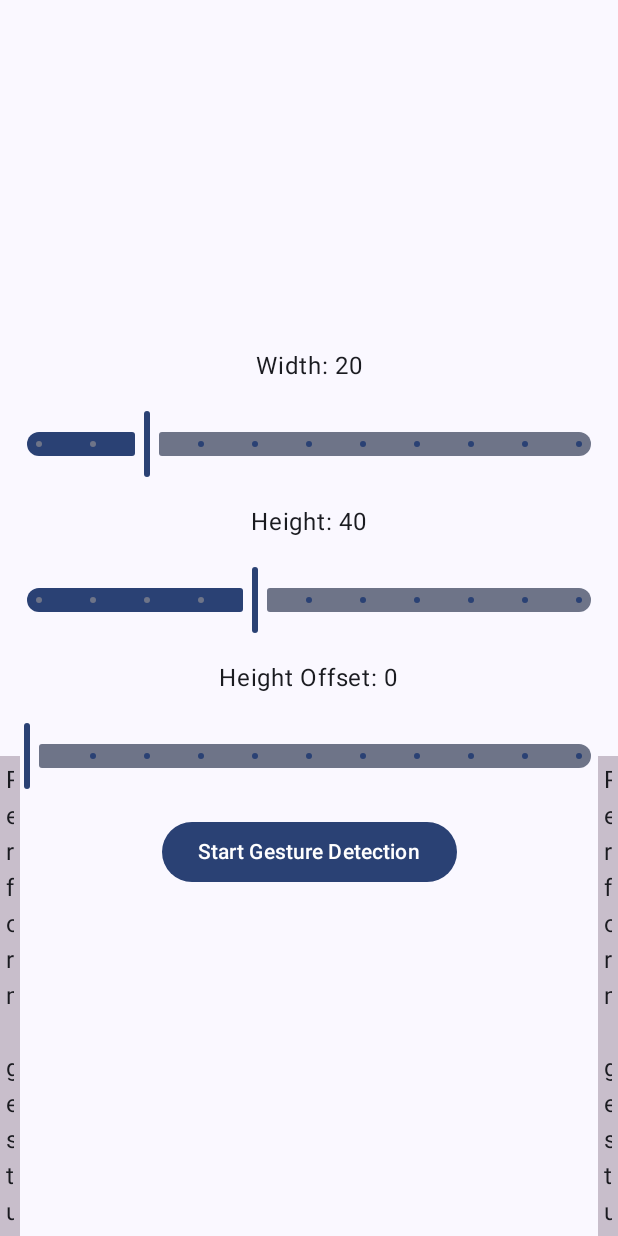
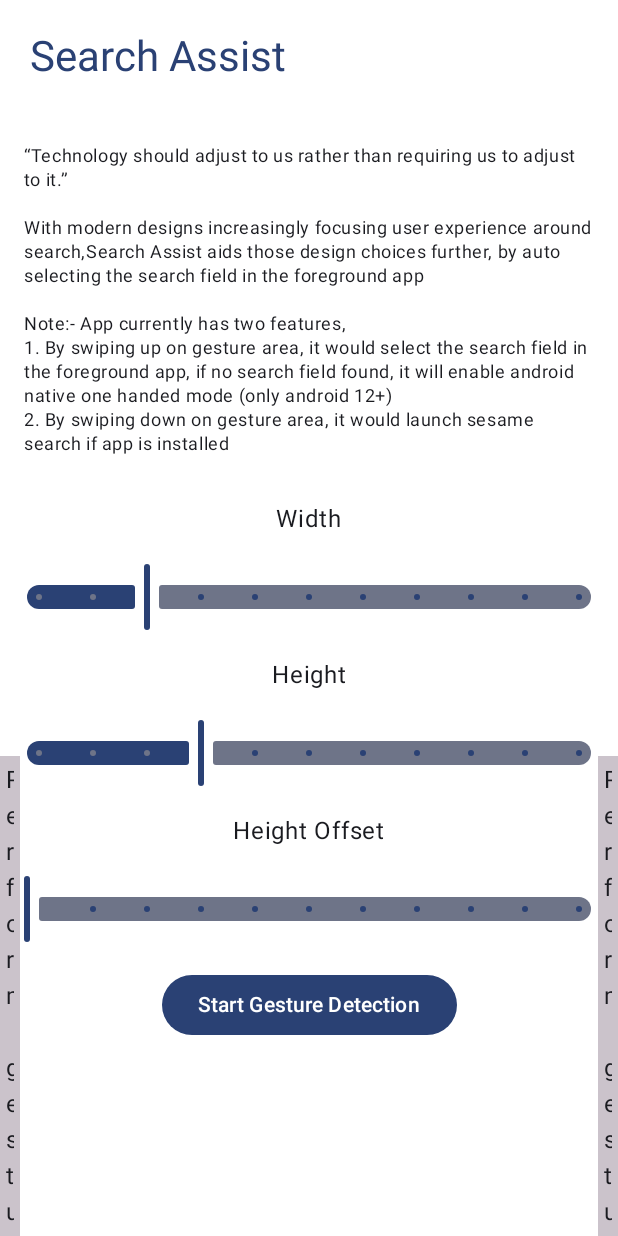
Before and after one commit to krish-199/SearchAssist, an Android app built with Jetpack Compose: the screen it shows after launch (MainActivity), after a tap on "Continue", on a phone screen of 412 x 824 dp. Run offline under Robolectric (Android 15) with nearby library versions, the phone set to English and light mode, and no system bars.

Commit message:
adding new view part and correcting ui

```diff
--- a/app/src/main/java/com/krishdev/searchassist/MainActivity.kt
+++ b/app/src/main/java/com/krishdev/searchassist/MainActivity.kt
@@ -1,7 +1,9 @@
 package com.krishdev.searchassist
 
+import android.annotation.SuppressLint
 import android.content.Context
 import android.content.Intent
+import android.content.pm.PackageManager
 import android.os.Bundle
 import android.provider.Settings
 import android.text.TextUtils
@@ -10,20 +12,26 @@
 import androidx.activity.compose.setContent
 import androidx.activity.result.ActivityResultLauncher
 import androidx.compose.foundation.background
+import androidx.compose.foundation.clickable
 import androidx.compose.foundation.layout.Arrangement
 import androidx.compose.foundation.layout.Box
 import androidx.compose.foundation.layout.Column
 import androidx.compose.foundation.layout.fillMaxSize
+import androidx.compose.foundation.layout.fillMaxWidth
 import androidx.compose.foundation.layout.height
 import androidx.compose.foundation.layout.padding
 import androidx.compose.foundation.layout.width
 import androidx.compose.foundation.layout.wrapContentHeight
 import androidx.compose.foundation.layout.wrapContentWidth
+import androidx.compose.foundation.lazy.LazyColumn
+import androidx.compose.foundation.lazy.items
+import androidx.compose.material3.AlertDialog
 import androidx.compose.material3.Button
 import androidx.compose.material3.ButtonDefaults
 import androidx.compose.material3.MaterialTheme
 import androidx.compose.material3.Slider
 import androidx.compose.material3.Text
+import androidx.compose.material3.TextButton
 import androidx.compose.runtime.Composable
 import androidx.compose.runtime.getValue
 import androidx.compose.runtime.mutableFloatStateOf
@@ -50,6 +58,7 @@
     private val WIDTH_KEY = "width"
     private val HEIGHT_KEY = "height"
     private val HEIGHT_OFFSET_KEY = "heightOffset"
+    private val BLACKLIST_KEY = "blacklist"
 
 
     private fun promptEnableAccessibilityService() {
@@ -77,6 +86,9 @@
                 GestureLoggerApp()
             }
         }
+
+        // Remove the call to selectAppsForBlacklist()
+        // selectAppsForBlacklist()
     }
 
 
@@ -90,7 +102,11 @@
 
         while (colonSplitter.hasNext()) {
             val componentName = colonSplitter.next()
-            if (componentName.equals("$packageName/${SimpleAccessibilityService::class.java.name}", ignoreCase = true)) {
+            if (componentName.equals(
+                    "$packageName/${SimpleAccessibilityService::class.java.name}",
+                    ignoreCase = true
+                )
+            ) {
                 return true
             }
         }
@@ -98,7 +114,7 @@
     }
 
     // Function to start the Accessibility Service
-    fun startAccessibilityService(width: Int, height: Int, heightOffset: Int = 0) {
+    fun startAccessibilityService() {
 //        val intent = Intent(this, GestureDetectionService::class.java).apply {
 //            putExtra("width", width)
 //            putExtra("height", height)
@@ -132,8 +148,10 @@
         var width by remember { mutableFloatStateOf(savedWidth) }
         var height by remember { mutableFloatStateOf(savedHeight) }
         var heightOffset by remember { mutableFloatStateOf(savedHeightOffset) }
+        var showAppSelector by remember { mutableStateOf(false) }
 
-        val heightPixelMultiplier = 0.01f * LocalContext.current.resources.displayMetrics.heightPixels
+        val heightPixelMultiplier =
+            0.01f * LocalContext.current.resources.displayMetrics.heightPixels
 
         fun updatePrefs() {
             editor.putFloat(WIDTH_KEY, width)
@@ -148,19 +166,50 @@
 //        editor.putFloat(HEIGHT_OFFSET_KEY, heightOffset)
 //        editor.apply()
 //    }
+        Column(
+            modifier = Modifier.fillMaxSize(),
+//            verticalArrangement = Arrangement.SpaceAround
+        ) {
+            // Header
+            Text(
+                text = "Search Assist",
+                style = MaterialTheme.typography.headlineMedium,
+                color = MaterialTheme.colorScheme.primary,
+                modifier = Modifier
+//                    .fillMaxWidth()
+                    .padding(20.dp)
+            )
 
-        Box(
-            modifier = Modifier.fillMaxSize().background(MaterialTheme.colorScheme.background),
-            contentAlignment = Alignment.Center,
+            // Description
+            Text(
+                text = "“Technology should adjust to us rather than requiring us to adjust to it.”" +
+                        "\n\nWith modern designs increasingly focusing user experience around search," +
+                        "Search Assist aids those design choices further, by auto selecting the search field in the foreground app" +
+                        "\n\nNote:- App currently has two features, \n1. By swiping up on gesture area, it would select the search field in the foreground app," +
+                        " if no search field found, it will enable android native one handed mode (only android 12+)" +
+                        "\n2. By swiping down on gesture area, it would launch sesame search if app is installed",
+                style = MaterialTheme.typography.bodySmall,
+                color = MaterialTheme.colorScheme.onBackground,
+                modifier = Modifier
+                    .padding(top = 20.dp, bottom = 30.dp, start = 16.dp, end = 16.dp)
+            )
+            Column(
+                horizontalAlignment = Alignment.CenterHorizontally,
+                verticalArrangement = Arrangement.Bottom,
             ) {
+                // App name header
+//                Text("SearchAssist", style = MaterialTheme.typography.headlineMedium, color = MaterialTheme.colorScheme.primary)
+
                 if (isGestureDetectionActive) {
                     Column(
                         horizontalAlignment = Alignment.CenterHorizontally,
-                    verticalArrangement = Arrangement.Center
+                        verticalArrangement = Arrangement.Center,
+                        modifier = Modifier.fillMaxSize()
                     ) {
 
                         // Stop gesture detection button
-                    Button(onClick = {
+                        Button(
+                            onClick = {
                                 stopAccessibilityService()
                                 isGestureDetectionActive = false
                             },
@@ -178,7 +227,7 @@
                         horizontalAlignment = Alignment.CenterHorizontally,
                         verticalArrangement = Arrangement.Center,
                     ) {
-                    Text("Width: ${width.toInt()}", color = MaterialTheme.colorScheme.onBackground)
+                        Text("Width", color = MaterialTheme.colorScheme.onBackground)
                         Slider(
                             value = width,
                             onValueChange = { width = it },
@@ -188,17 +237,17 @@
                             onValueChangeFinished = { updatePrefs() }
                         )
 
-                    Text("Height: ${height.toInt()}", color = MaterialTheme.colorScheme.onBackground)
+                        Text("Height", color = MaterialTheme.colorScheme.onBackground)
                         Slider(
                             value = height,
                             onValueChange = { height = it },
-                        valueRange = 0f..100f,
+                            valueRange = 10f..100f,
                             steps = 9,
                             modifier = Modifier.padding(16.dp),
                             onValueChangeFinished = { updatePrefs() },
                         )
 
-                    Text("Height Offset: ${heightOffset.toInt()}", color = MaterialTheme.colorScheme.onBackground)
+                        Text("Height Offset", color = MaterialTheme.colorScheme.onBackground)
                         Slider(
                             value = heightOffset,
                             onValueChange = { heightOffset = it },
@@ -212,16 +261,29 @@
                             if (!isAccessibilityServiceEnabled()) {
                                 promptEnableAccessibilityService()
                             } else {
-                            startAccessibilityService(width.toInt(), height.toInt() * heightPixelMultiplier.toInt(), heightOffset.toInt() * heightPixelMultiplier.toInt())
+                                startAccessibilityService()
                                 isGestureDetectionActive = true
                             }
                         }) {
                             Text("Start Gesture Detection")
                         }
+
+                        // OutlinedButton(onClick = { showAppSelector = true }) {
+                        //     Text("Select Apps to Blacklist")
+                        // }
+
+                        // if (showAppSelector) {
+                        //     SelectAppsForBlacklistDialog(onDismiss = { showAppSelector = false })
+                        // }
                     }
                 }
             }
-        EdgeGestureDetector(width.toInt(), height.toInt() * heightPixelMultiplier.toInt(), heightOffset.toInt() * heightPixelMultiplier.toInt())
+        }
+        EdgeGestureDetector(
+            width.toInt(),
+            height.toInt() * heightPixelMultiplier.toInt(),
+            heightOffset.toInt() * heightPixelMultiplier.toInt()
+        )
 
     }
 
@@ -246,7 +308,11 @@
                 .background(MaterialTheme.colorScheme.tertiary.copy(alpha = 0.3f)),
             contentAlignment = Alignment.Center
         ) {
-            Text(text = "Perform gesture from the edge", modifier = Modifier.padding(4.dp), color = MaterialTheme.colorScheme.onSurface)
+            Text(
+                text = "Perform gesture from the edge",
+                modifier = Modifier.padding(4.dp),
+                color = MaterialTheme.colorScheme.onSurface
+            )
         }
         Box(
             modifier = Modifier
@@ -259,17 +325,85 @@
                 .background(MaterialTheme.colorScheme.tertiary.copy(alpha = 0.3f)),
             contentAlignment = Alignment.Center
         ) {
-            Text(text = "Perform gesture from the edge", modifier = Modifier.padding(4.dp), color = MaterialTheme.colorScheme.onSurface)
+            Text(
+                text = "Perform gesture from the edge",
+                modifier = Modifier.padding(4.dp),
+                color = MaterialTheme.colorScheme.onSurface
+            )
         }
     }
-//    @Composable
-//    fun Main() {
-//
-//    }
+
+    @SuppressLint("QueryPermissionsNeeded")
+    @Composable
+    fun SelectAppsForBlacklistDialog(onDismiss: () -> Unit) {
+        val packageManager = LocalContext.current.packageManager
+        val apps = packageManager.getInstalledApplications(PackageManager.GET_META_DATA)
+        val appNames = apps.map { it.loadLabel(packageManager).toString() to it.packageName }
+
+        AlertDialog(
+            onDismissRequest = onDismiss,
+            title = { Text("Select Apps to Blacklist") },
+            text = {
+                LazyColumn {
+                    items(appNames) { app ->
+                        Text(
+                            text = app.first,
+                            modifier = Modifier
+                                .fillMaxWidth()
+                                .clickable {
+                                    addToBlacklist(app.second)
+                                }
+                                .padding(16.dp)
+                        )
+                    }
+                }
+            },
+            confirmButton = {
+                TextButton(onClick = onDismiss) {
+                    Text("Done")
+                }
+            }
+        )
+    }
+
+    // Function to select apps and add to blacklist
+    private fun selectAppsForBlacklist() {
+        val packageManager = packageManager
+        val apps = packageManager.getInstalledApplications(PackageManager.GET_META_DATA)
+        val appNames = apps.map { it.loadLabel(packageManager).toString() to it.packageName }
+
+        setContent {
+            AppTheme {
+                LazyColumn {
+                    items(appNames) { app ->
+                        Text(
+                            text = app.first,
+                            modifier = Modifier
+                                .fillMaxWidth()
+                                .clickable {
+                                    addToBlacklist(app.second)
+                                }
+                                .padding(16.dp)
+                        )
+                    }
+                }
+            }
+        }
+    }
+
+    private fun addToBlacklist(packageName: String) {
+        val sharedPreferences = getSharedPreferences(PREFS_NAME, Context.MODE_PRIVATE)
+        val editor = sharedPreferences.edit()
+        val blacklist =
+            sharedPreferences.getStringSet(BLACKLIST_KEY, mutableSetOf()) ?: mutableSetOf()
+        blacklist.add(packageName)
+        editor.putStringSet(BLACKLIST_KEY, blacklist)
+        editor.apply()
+    }
 
     @Preview(showBackground = true)
     @Composable
     fun GestureLoggerAppPreview() {
-        EdgeGestureDetector(60,900,10)
+        EdgeGestureDetector(60, 900, 10)
     }
 }
```
Lines whose indentation alone changed are shown as unchanged.
